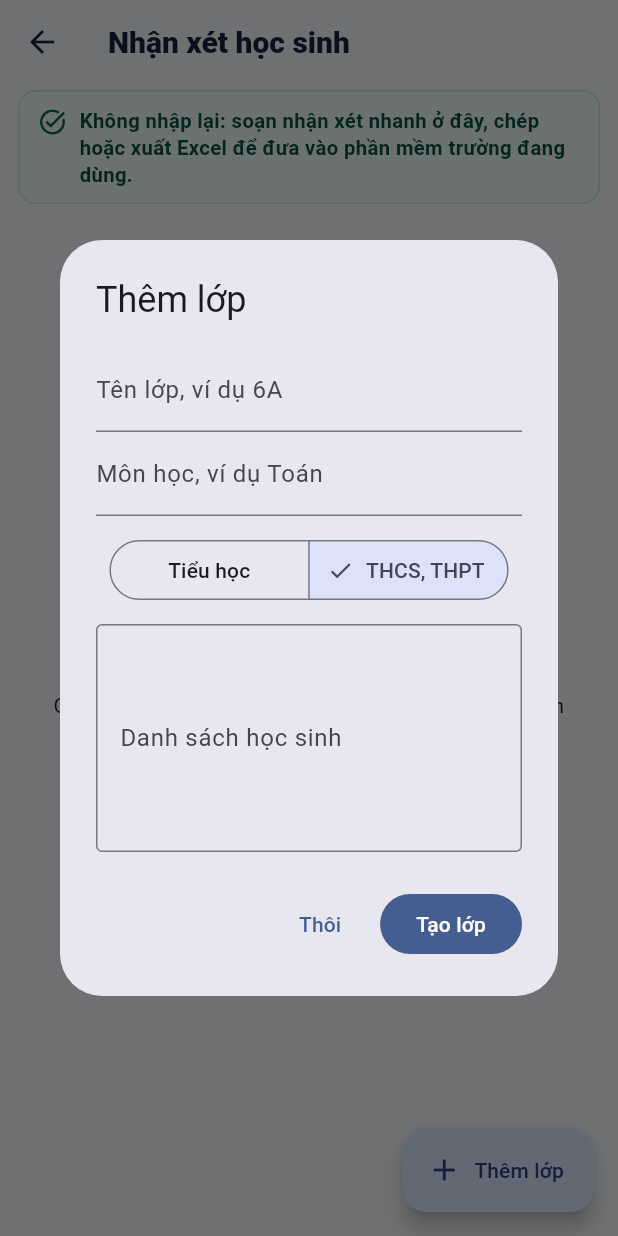
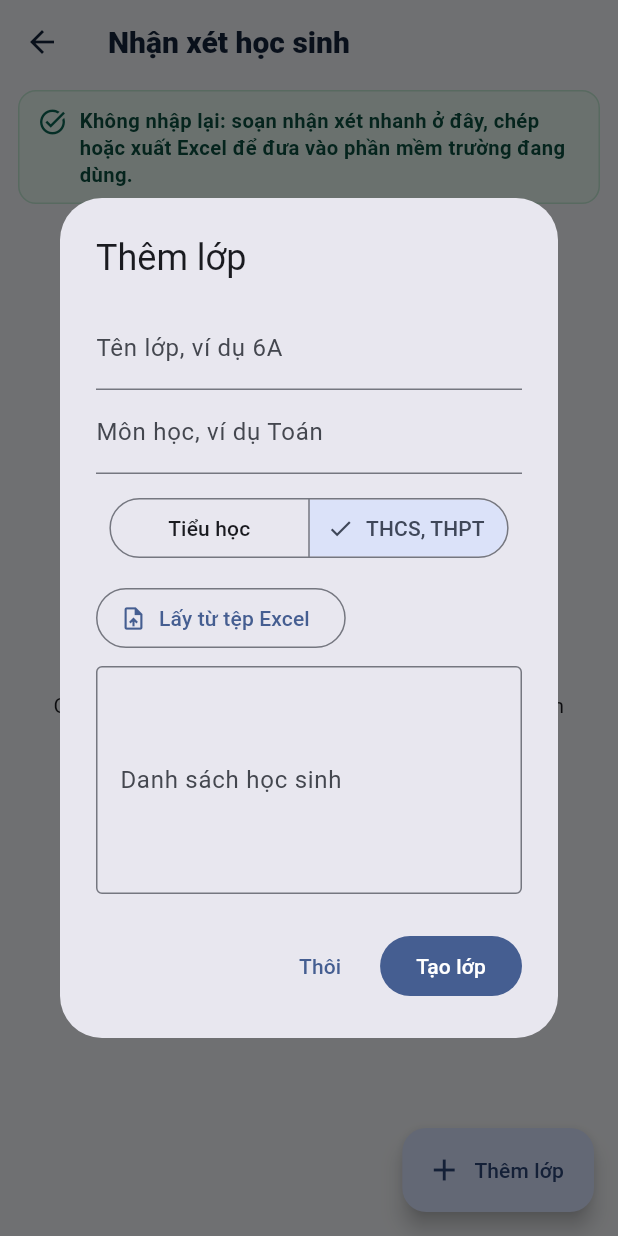
Before and after one commit to toannguyen210579-web/tro-ly-so-giao-vien, a Flutter app: the NhanXetHocSinh screen opened directly, after a tap on "Thêm lớp", on a phone screen of 412 x 824 dp. Run offline on Flutter 3.47's test engine with Material 3 defaults, Android fonts, the phone set to English and light mode, and no system bars; our stand-ins replace file_picker, flutter_local_notifications, flutter_tts, image_picker, pdf, share_plus and 4 more; missing offline and left inert: cunning_document_scanner, google_mlkit_barcode_scanning, google_mlkit_selfie_segmentation, google_mlkit_text_recognition; accounts and stored records are empty; network calls fail.

Commit message:
App: Thêm lớp lấy danh sách học sinh từ tệp Excel (.xlsx) hoặc .csv; CI: bản iPhone chỉ đóng gói khi chạy tay, sửa máy chủ không đóng gói app
Co-Authored-By: Claude Opus 5.5 <noreply@anthropic.com>
Claude-Session: https://claude.ai/code/session_013BLcfBTXgorFdLkuVYw6s8

```diff
--- a/lib/screens/nhan_xet.dart
+++ b/lib/screens/nhan_xet.dart
@@ -1,7 +1,9 @@
+import 'package:file_picker/file_picker.dart';
 import 'package:flutter/material.dart';
 import 'package:flutter/services.dart';
 
 import '../data/luu_tru.dart';
+import '../services/doc_danh_sach.dart';
 import '../main.dart';
 import '../services/tro_ly_api.dart';
 import 'cau_giup_viec.dart';
@@ -252,6 +254,30 @@ class _HopThemLopState extends State<_HopThemLop> {
   final _mon = TextEditingController();
   final _ds = TextEditingController();
   String _cap = 'tr';
+  String? _baoTep;
+
+  Future<void> _layTuTep() async {
+    try {
+      final kq = await FilePicker.platform.pickFiles(type: FileType.custom, allowedExtensions: ['xlsx', 'csv', 'txt']);
+      final duong = kq?.files.single.path;
+      if (duong == null) return;
+      if (duong.toLowerCase().endsWith('.xls')) {
+        setState(() => _baoTep = 'Tệp .xls cũ chưa đọc được. Thầy cô mở bằng Excel, lưu lại dạng .xlsx rồi chọn lại.');
+        return;
+      }
+      final ds = await docDanhSachHocSinh(duong);
+      setState(() {
+        if (ds.isEmpty) {
+          _baoTep = 'Không tìm thấy cột họ tên trong tệp. Thầy cô kiểm tra tệp có cột "Họ và tên".';
+        } else {
+          _ds.text = ds.join('\n');
+          _baoTep = 'Đã lấy ${ds.length} học sinh từ tệp. Thầy cô xem lại rồi bấm Tạo lớp.';
+        }
+      });
+    } catch (_) {
+      setState(() => _baoTep = 'Chưa đọc được tệp. Thầy cô thử lưu lại dạng .xlsx hoặc .csv.');
+    }
+  }
 
   @override
   void dispose() {
@@ -281,13 +307,27 @@ class _HopThemLopState extends State<_HopThemLop> {
               onSelectionChanged: (s) => setState(() => _cap = s.first),
             ),
             const SizedBox(height: 12),
+            Align(
+              alignment: Alignment.centerLeft,
+              child: OutlinedButton.icon(
+                onPressed: _layTuTep,
+                icon: const Icon(Icons.upload_file),
+                label: const Text('Lấy từ tệp Excel'),
+              ),
+            ),
+            if (_baoTep != null)
+              Padding(
+                padding: const EdgeInsets.only(top: 6),
+                child: Text(_baoTep!, style: const TextStyle(fontSize: 13)),
+              ),
+            const SizedBox(height: 8),
             TextField(
               controller: _ds,
               minLines: 5,
               maxLines: 10,
               decoration: const InputDecoration(
                 labelText: 'Danh sách học sinh',
-                hintText: 'Mỗi em một dòng. Có thể chép cột họ tên từ Excel rồi dán vào đây.',
+                hintText: 'Mỗi em một dòng, hoặc bấm Lấy từ tệp Excel (tệp xuất từ vnEdu, SMAS).',
                 border: OutlineInputBorder(),
               ),
             ),
--- a/pubspec.yaml
+++ b/pubspec.yaml
@@ -27,6 +27,7 @@ dependencies:
   video_player: ^2.9.0
   flutter_local_notifications: ^18.0.1
   timezone: ">=0.9.4 <1.0.0"
+  file_picker: ^8.1.2
 
 dev_dependencies:
   flutter_test:
```
Also changed, not shown: lib/services/doc_danh_sach.dart (added, +137 -0 lines), 1 other file.
